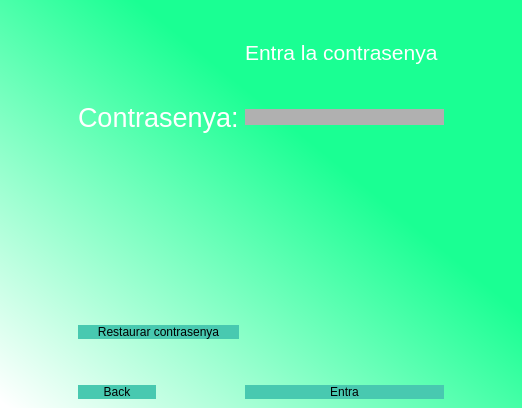
Before: the Qt Designer form Vistes/Contra_jaTe.ui in Jordiva/MongoDB, drawn with Qt 5.
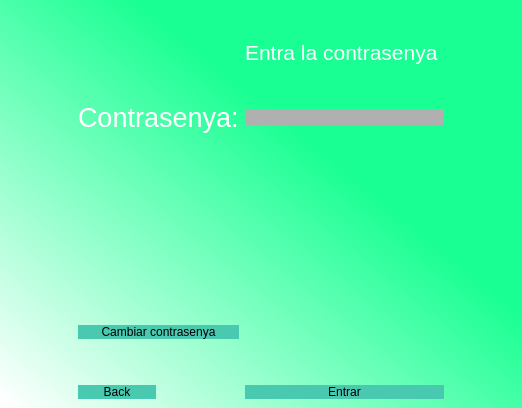
After: the same form once the commit is applied.

Commit message: contrasenyas amb xifratge sha256 perffffff

```diff
--- a/Vistes/Contra_jaTe.ui
+++ b/Vistes/Contra_jaTe.ui
@@ -48,7 +48,7 @@
 background-color: rgb(72, 201, 176);</string>
       </property>
       <property name="text">
-       <string>Restaurar contrasenya</string>
+       <string>Cambiar contrasenya</string>
       </property>
      </widget>
     </item>
@@ -80,7 +80,7 @@
 background-color: rgb(72, 201, 176);</string>
       </property>
       <property name="text">
-       <string>Entra</string>
+       <string>Entrar</string>
       </property>
      </widget>
     </item>
```
The commit also changes 10 other files.
